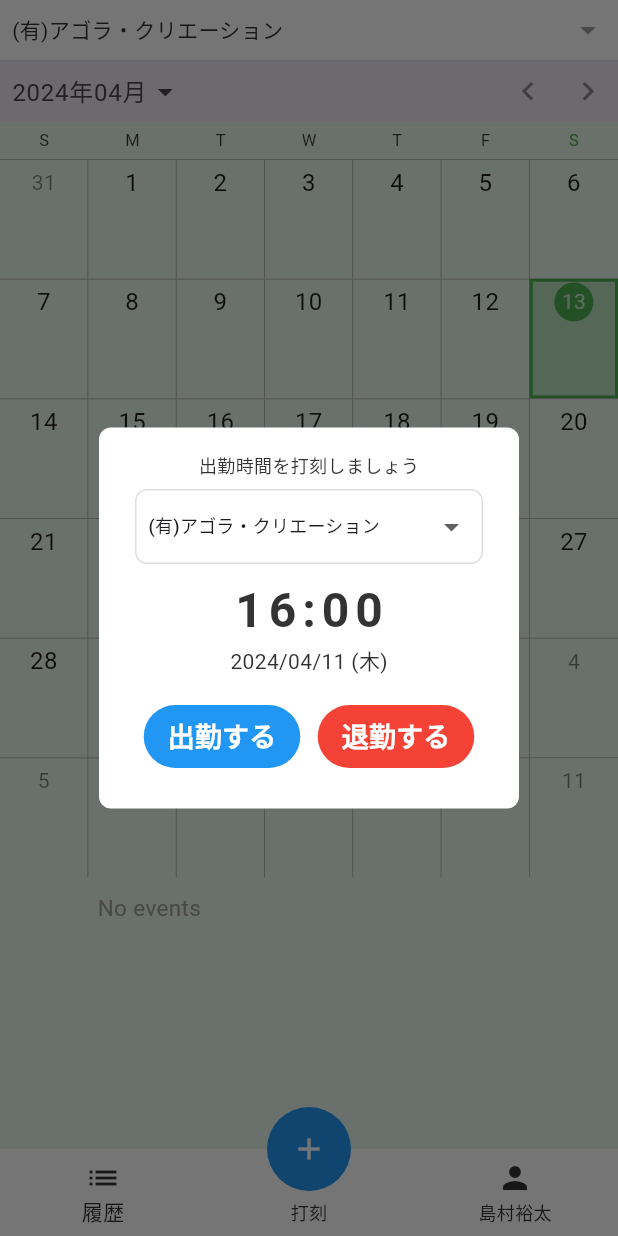
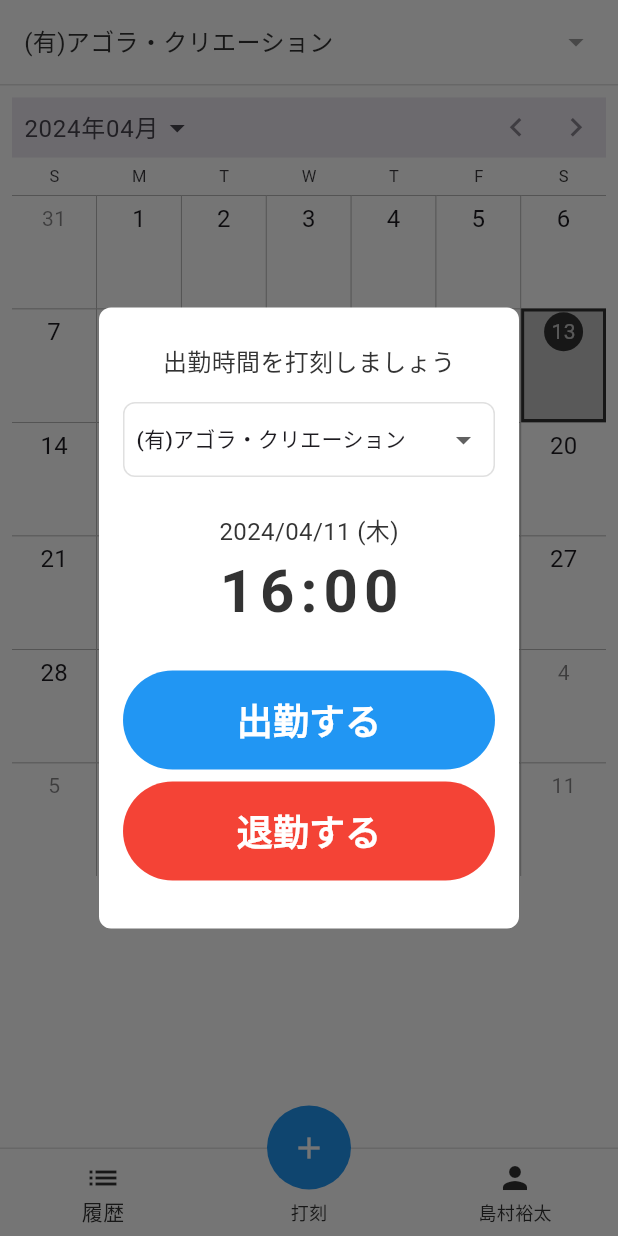
Before and after one commit to agora-creation/kintaikei_app, a Flutter app: the screen it shows after launch, item 2 of the bottom bar chosen, on a phone screen of 412 x 824 dp. Run offline on Flutter 3.47's test engine with Material 3 defaults, Android fonts, the phone set to English and light mode, and no system bars; drawn by our look-alikes of syncfusion_flutter_calendar; our stand-ins replace modal_bottom_sheet; missing offline and left inert: syncfusion_localizations; Roboto replaces fonts that are missing (SourceHanSansJP-Bold, SourceHanSansJP-Regular).

Commit message:
20240413 commit

```diff
--- a/lib/common/style.dart
+++ b/lib/common/style.dart
@@ -1,8 +1,8 @@
 import 'package:flutter/material.dart';
 import 'package:flutter/services.dart';
 
-const kBackgroundColor = Color(0xFFE8F5E9);
-const kMainColor = Color(0xFF4CAF50);
+const kBackgroundColor = Color(0xFFFFFFFF);
+const kMainColor = Color(0xFF333333);
 const kBlackColor = Color(0xFF333333);
 const kGreyColor = Color(0xFF9E9E9E);
 const kGrey300Color = Color(0xFFE0E0E0);
--- a/lib/screens/history.dart
+++ b/lib/screens/history.dart
@@ -26,6 +26,7 @@
             onPressed: () => Navigator.of(context, rootNavigator: true).pop(),
           ),
         ],
+        shape: const Border(bottom: BorderSide(color: kGrey300Color)),
       ),
     );
   }
--- a/lib/screens/home.dart
+++ b/lib/screens/home.dart
@@ -47,7 +47,13 @@
           ],
         ),
       ),
-      bottomNavigationBar: BottomNavigationBar(
+      bottomNavigationBar: Container(
+        decoration: const BoxDecoration(
+          border: Border(
+            top: BorderSide(color: kGrey300Color),
+          ),
+        ),
+        child: BottomNavigationBar(
           onTap: (value) {
             switch (value) {
               case 0:
@@ -79,6 +85,7 @@
             ),
           ],
         ),
+      ),
       floatingActionButtonLocation: FloatingActionButtonLocation.centerDocked,
       floatingActionButton: FloatingActionButton(
         onPressed: () {
@@ -108,18 +115,17 @@
       children: [
         const Text(
           '出勤時間を打刻しましょう',
-          style: TextStyle(fontSize: 12),
+          style: TextStyle(fontSize: 16),
         ),
-        const SizedBox(height: 8),
+        const SizedBox(height: 16),
         CustomDropdown(
           value: '(有)アゴラ・クリエーション',
           onChanged: (value) {},
         ),
-        const SizedBox(height: 8),
+        const SizedBox(height: 24),
         const DateTimeWidget(),
-        const SizedBox(height: 16),
-        Row(
-          mainAxisAlignment: MainAxisAlignment.spaceAround,
+        const SizedBox(height: 24),
+        Column(
           children: [
             DialogActionButton(
               label: '出勤する',
--- a/lib/screens/user.dart
+++ b/lib/screens/user.dart
@@ -26,6 +26,7 @@
             onPressed: () => Navigator.of(context, rootNavigator: true).pop(),
           ),
         ],
+        shape: const Border(bottom: BorderSide(color: kGrey300Color)),
       ),
     );
   }
--- a/lib/widgets/custom_alert_dialog.dart
+++ b/lib/widgets/custom_alert_dialog.dart
@@ -17,6 +17,10 @@
       shape: const RoundedRectangleBorder(
         borderRadius: BorderRadius.all(Radius.circular(8)),
       ),
+      contentPadding: const EdgeInsets.symmetric(
+        vertical: 24,
+        horizontal: 16,
+      ),
       content: Column(
         mainAxisSize: MainAxisSize.min,
         crossAxisAlignment: CrossAxisAlignment.center,
--- a/lib/widgets/custom_dropdown.dart
+++ b/lib/widgets/custom_dropdown.dart
@@ -29,7 +29,7 @@
             value: '(有)アゴラ・クリエーション',
             child: Text(
               '(有)アゴラ・クリエーション',
-              style: TextStyle(fontSize: 12),
+              style: TextStyle(fontSize: 14),
               softWrap: false,
               overflow: TextOverflow.ellipsis,
               maxLines: 1,
--- a/lib/widgets/date_time_widget.dart
+++ b/lib/widgets/date_time_widget.dart
@@ -9,18 +9,18 @@
       crossAxisAlignment: CrossAxisAlignment.center,
       children: [
         Text(
+          '2024/04/11 (木)',
+          style: TextStyle(fontSize: 16),
+        ),
+        Text(
           '16:00',
           style: TextStyle(
-            fontSize: 32,
+            fontSize: 40,
             fontWeight: FontWeight.bold,
             fontFamily: 'SourceHanSansJP-Bold',
             letterSpacing: 4,
           ),
         ),
-        Text(
-          '2024/04/11 (木)',
-          style: TextStyle(fontSize: 14),
-        ),
       ],
     );
   }
--- a/lib/widgets/dialog_action_button.dart
+++ b/lib/widgets/dialog_action_button.dart
@@ -16,7 +16,11 @@
 
   @override
   Widget build(BuildContext context) {
-    return TextButton(
+    return Padding(
+      padding: const EdgeInsets.only(bottom: 8),
+      child: SizedBox(
+        width: double.infinity,
+        child: TextButton(
           onPressed: onPressed,
           style: TextButton.styleFrom(
             backgroundColor: backgroundColor,
@@ -24,17 +28,18 @@
               borderRadius: BorderRadius.circular(100),
             ),
             padding: const EdgeInsets.symmetric(
-          vertical: 8,
-          horizontal: 16,
+              vertical: 16,
             ),
           ),
           child: Text(
             label,
             style: TextStyle(
               color: labelColor,
-          fontSize: 18,
+              fontSize: 24,
               fontWeight: FontWeight.bold,
               fontFamily: 'SourceHanSansJP-Bold',
+            ),
+          ),
         ),
       ),
     );
--- a/lib/widgets/group_select.dart
+++ b/lib/widgets/group_select.dart
@@ -17,17 +17,16 @@
       onTap: onTap,
       child: Container(
         decoration: const BoxDecoration(
-          color: kWhiteColor,
           border: Border(bottom: BorderSide(color: kGrey300Color)),
         ),
-        padding: const EdgeInsets.all(8),
+        padding: const EdgeInsets.all(16),
         child: Row(
           mainAxisSize: MainAxisSize.max,
           mainAxisAlignment: MainAxisAlignment.spaceBetween,
           children: [
             Text(
               label,
-              style: const TextStyle(fontSize: 14),
+              style: const TextStyle(fontSize: 16),
             ),
             const Icon(
               Icons.arrow_drop_down,
--- a/lib/widgets/home_calendar.dart
+++ b/lib/widgets/home_calendar.dart
@@ -17,6 +17,8 @@
   @override
   Widget build(BuildContext context) {
     return Expanded(
+      child: Padding(
+        padding: const EdgeInsets.all(8),
         child: SfCalendar(
           dataSource: dataSource,
           view: CalendarView.month,
@@ -42,6 +44,7 @@
             ),
           ),
         ),
+      ),
     );
   }
 }
```
Also changed, not shown: lib/models/work_break.dart (added, +21 -0 lines), 7 other files. Lines whose indentation alone changed are shown as unchanged.
